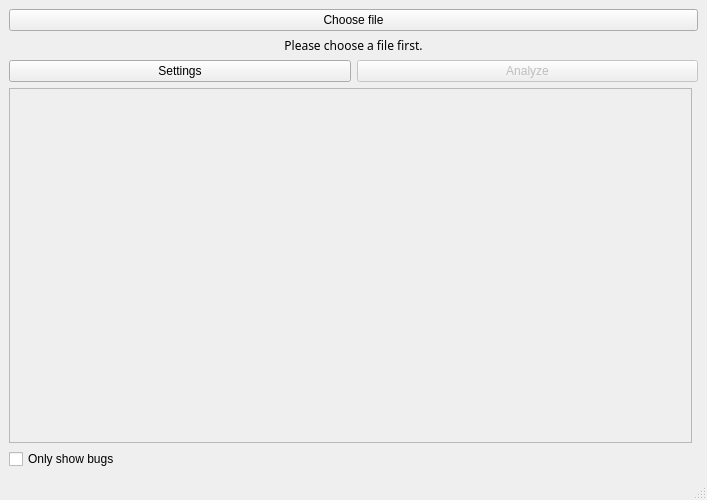
This is GUI/mainwindow.ui in MegaOwIer/CppProgrammingProject as Qt 5 draws it before an edit. The edited form follows.
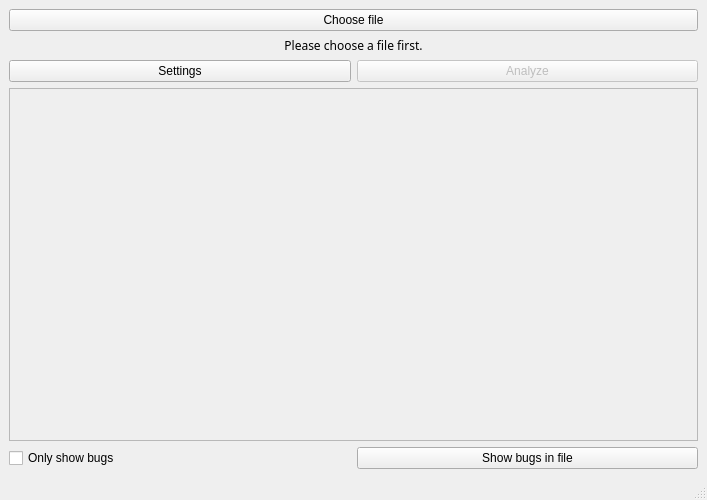
This is the edited form.

```diff
--- a/GUI/mainwindow.ui
+++ b/GUI/mainwindow.ui
@@ -65,7 +65,14 @@
       </property>
      </widget>
     </item>
-    <item row="4" column="0">
+    <item row="5" column="1">
+     <widget class="QPushButton" name="codeButton">
+      <property name="text">
+       <string>Show bugs in file</string>
+      </property>
+     </widget>
+    </item>
+    <item row="4" column="0" colspan="2">
      <widget class="QScrollArea" name="scrollArea">
       <property name="font">
        <font>
@@ -81,8 +88,8 @@
         <rect>
          <x>0</x>
          <y>0</y>
-         <width>685</width>
-         <height>298</height>
+         <width>691</width>
+         <height>286</height>
         </rect>
        </property>
       </widget>
```
Left out of the diff: 2 changed lines with no effect on the pictures.
